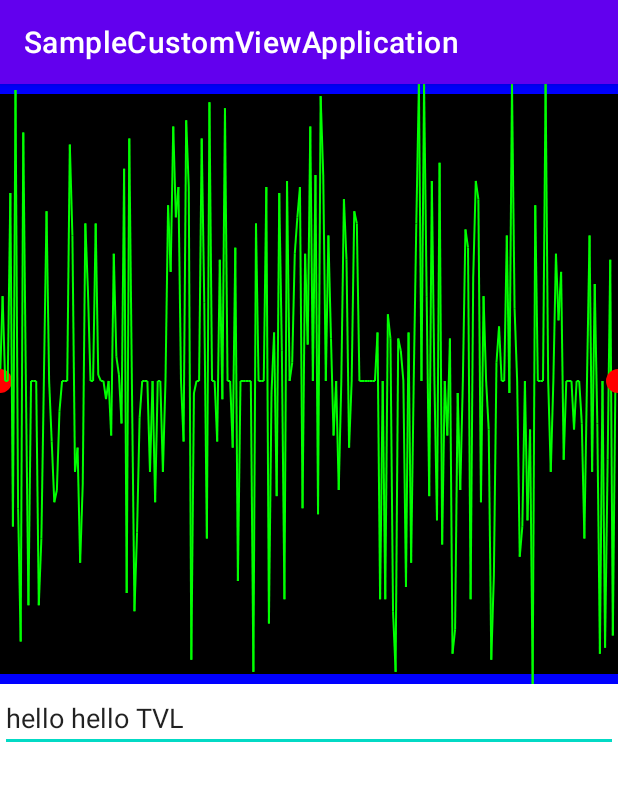
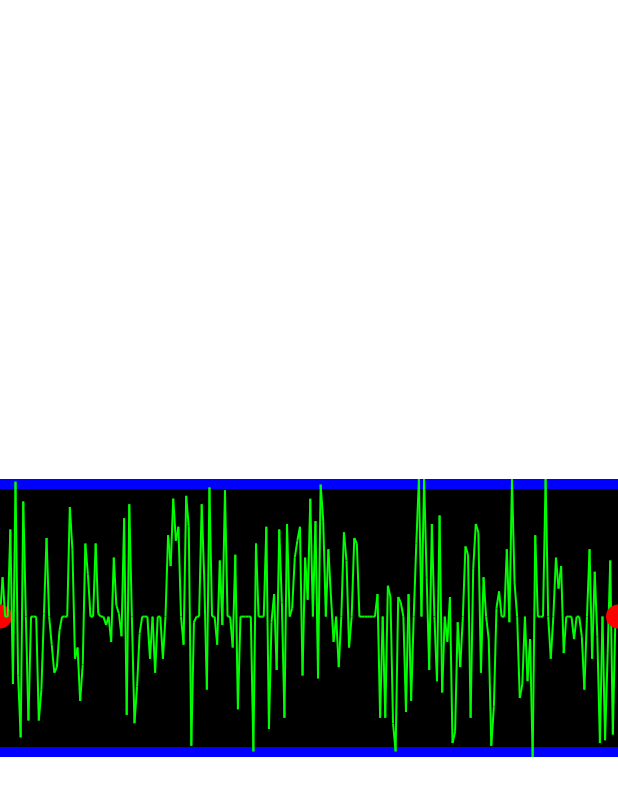
Before and after one commit to asifddlks/SampleCustomViewApplication, an Android app: the screen it shows after launch (CustomViewActivity), on a phone screen of 412 x 824 dp. Shown: the top 796 px of the screen. Run offline under Robolectric (Android 15) with nearby library versions, the phone set to English and light mode, and no system bars.

Commit message:
theme and ui optimize

```diff
--- a/app/src/main/res/layout/activity_custom_view.xml
+++ b/app/src/main/res/layout/activity_custom_view.xml
@@ -7,11 +7,13 @@
     tools:context=".CustomViewActivity">
 
     <com.asifddlks.samplecustomviewapplication.customView.CustomChartView
+        app:layout_constraintDimensionRatio="h,20:9"
         android:id="@+id/customChartView"
         android:layout_width="0dp"
-        android:layout_height="400dp"
+        android:layout_height="0dp"
         app:layout_constraintEnd_toEndOf="parent"
         app:layout_constraintStart_toStartOf="parent"
+        app:layout_constraintBottom_toBottomOf="parent"
         app:layout_constraintTop_toTopOf="parent" />
 
     <com.asifddlks.samplecustomviewapplication.customView.MultiTouchView
@@ -24,6 +26,7 @@
         app:layout_constraintBottom_toBottomOf="@id/customChartView"/>
 
     <com.asifddlks.samplecustomviewapplication.customView.CustomEditTextView
+        android:visibility="gone"
         android:id="@+id/customEditTextView"
         android:layout_width="0dp"
         android:layout_height="wrap_content"
--- a/app/src/main/res/values-night/themes.xml
+++ b/app/src/main/res/values-night/themes.xml
@@ -1,6 +1,6 @@
 <resources xmlns:tools="http://schemas.android.com/tools">
     <!-- Base application theme. -->
-    <style name="Theme.SampleCustomViewApplication" parent="Theme.MaterialComponents.DayNight.DarkActionBar">
+    <style name="Theme.SampleCustomViewApplication" parent="Theme.MaterialComponents.DayNight.NoActionBar">
         <!-- Primary brand color. -->
         <item name="colorPrimary">@color/purple_200</item>
         <item name="colorPrimaryVariant">@color/purple_700</item>
--- a/app/src/main/res/values/themes.xml
+++ b/app/src/main/res/values/themes.xml
@@ -1,6 +1,6 @@
 <resources xmlns:tools="http://schemas.android.com/tools">
     <!-- Base application theme. -->
-    <style name="Theme.SampleCustomViewApplication" parent="Theme.MaterialComponents.DayNight.DarkActionBar">
+    <style name="Theme.SampleCustomViewApplication" parent="Theme.MaterialComponents.DayNight.NoActionBar">
         <!-- Primary brand color. -->
         <item name="colorPrimary">@color/purple_500</item>
         <item name="colorPrimaryVariant">@color/purple_700</item>
```
